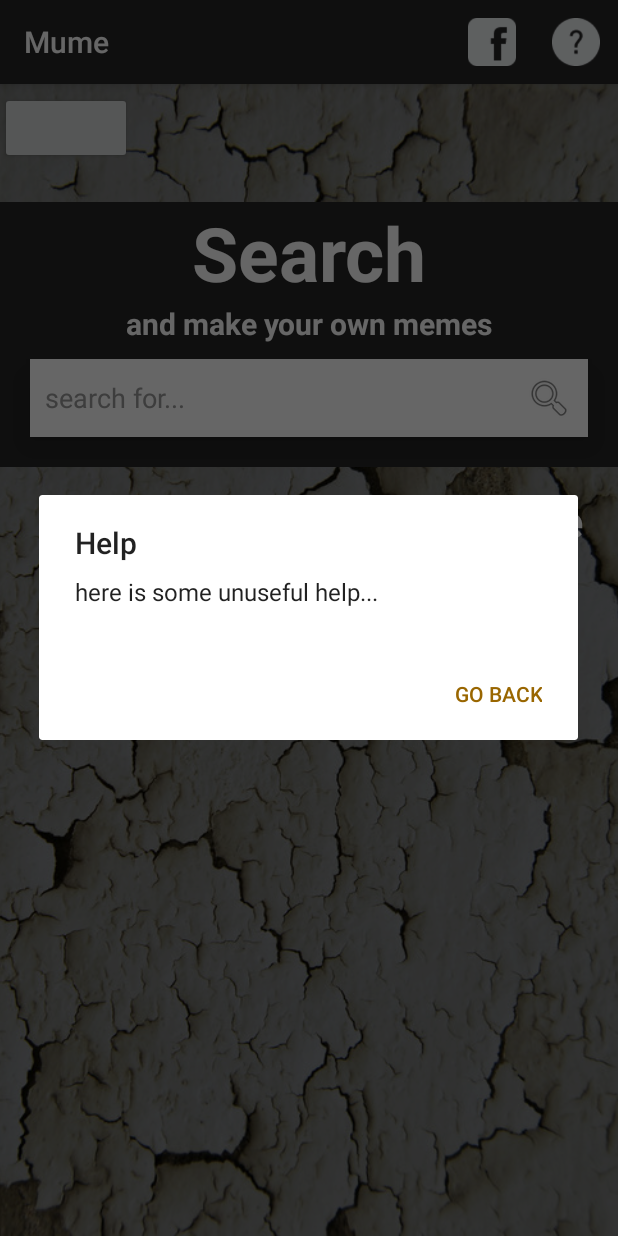
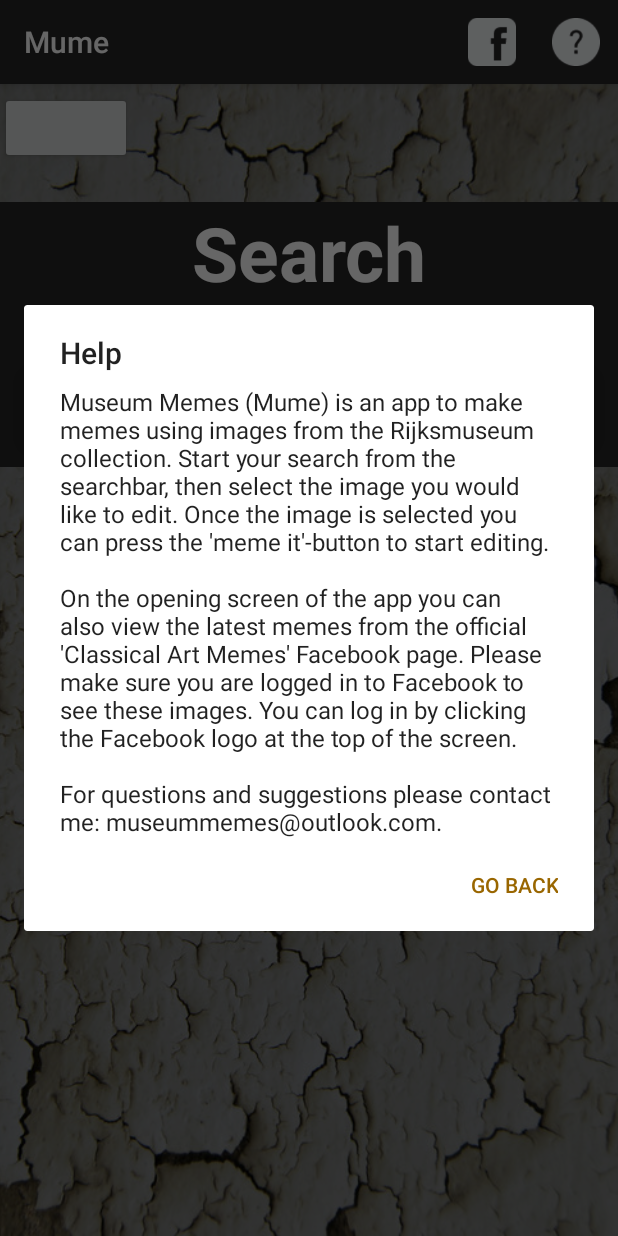
Before and after one commit to C0rine/Mume, an Android app: the screen it shows after launch (SearchActivity), after a tap on "Help", on a phone screen of 412 x 824 dp. Run offline under Robolectric (Android 15) with nearby library versions, the phone set to English and light mode, and no system bars; our stand-ins replace Volley; libraries missing offline, so code that uses them is left out: com.adobe.creativesdk, com.aviary.android, com.facebook, com.facebook.login; plain views replace LoginButton; 9 statements that could not run were skipped.

Commit message:
added text for the help-dialog

```diff
--- a/Mume/app/src/main/res/values/strings.xml
+++ b/Mume/app/src/main/res/values/strings.xml
@@ -16,7 +16,13 @@
     <string name="datingtitle_textview_text">Dating</string>
     <string name="materialstitle_textview_text">Materials</string>
     <string name="gobackhelp_dialog_negativebutton">Go back</string>
-    <string name="helptext_dialog_message">here is some unuseful help...</string>
+    <string name="helptext_dialog_message">Museum Memes (Mume) is an app to make memes using images from
+        the Rijksmuseum collection. Start your search from the searchbar, then select the image you
+        would like to edit. Once the image is selected you can press the \'meme it\'-button to start
+        editing.\n\nOn the opening screen of the app you can also view the latest memes from the official
+        \'Classical Art Memes\' Facebook page. Please make sure you are logged in to Facebook to
+        see these images. You can log in by clicking the Facebook logo at the top of the screen.\n\nFor
+        questions and suggestions please contact me: museummemes@outlook.com.</string>
     <string name="helptitle_dialog_title">Help</string>
     <string name="sendto_shareintent_title">Share with...</string>
     <string name="undertitlesearch_textview_text">and make your own memes</string>
@@ -26,18 +32,21 @@
     <string name="nointernet_toast_text">No internet connection</string>
     <string name="noresults_textview_text">No search-results</string>
     <string name="failfacebooklogin_toast_text">Facebook login failed</string>
-    <string name="facebooklogin_dialog_title">Facebook Login</string>
-    <string name="facebooklogin_dialog_message">Login with Facebook to see the latest memes from the official \"Classical Art Memes\" Facebook page</string>
+    <string name="facebooklogin_dialog_title">Facebook</string>
+    <string name="facebooklogin_dialog_message">Login with Facebook to see the latest memes from the
+        official \'Classical Art Memes\' Facebook page.</string>
     <string name="facebooklogin_dialog_negativebutton">No thanks</string>
     <string name="facebooklogin_dialog_positivebutton">Login</string>
-    <string name="facebooklogout_dialog_title">Facebook Logout</string>
-    <string name="facebooklogout_dialog_message">Would you like to log out of Facebook?</string>
+    <string name="facebooklogout_dialog_title">Facebook</string>
+    <string name="facebooklogout_dialog_message">You are currently logged in to Facebook. Would you
+        like to log out?</string>
     <string name="facebooklogout_dialog_negativebutton">Cancel</string>
     <string name="facebooklogout_dialog_positivebutton">Logout</string>
-    <string name="pleaseloginfb_textview_text">Login with Facebook to see the memes of the official Classical Art Memes Facebook page</string>
+    <string name="pleaseloginfb_textview_text">Login with Facebook to see the memes of the official
+        Classical Art Memes Facebook page</string>
+    <string name="copyrightwarning_toast_text">Image not available due to copyright reasons</string>
 
     <!-- used by Facebook API: -->
     <string name="app_id">746901972078034</string>
-    <string name="copyrightwarning_toast_text">Image not available due to copyright reasons</string>
 
 </resources>
```
